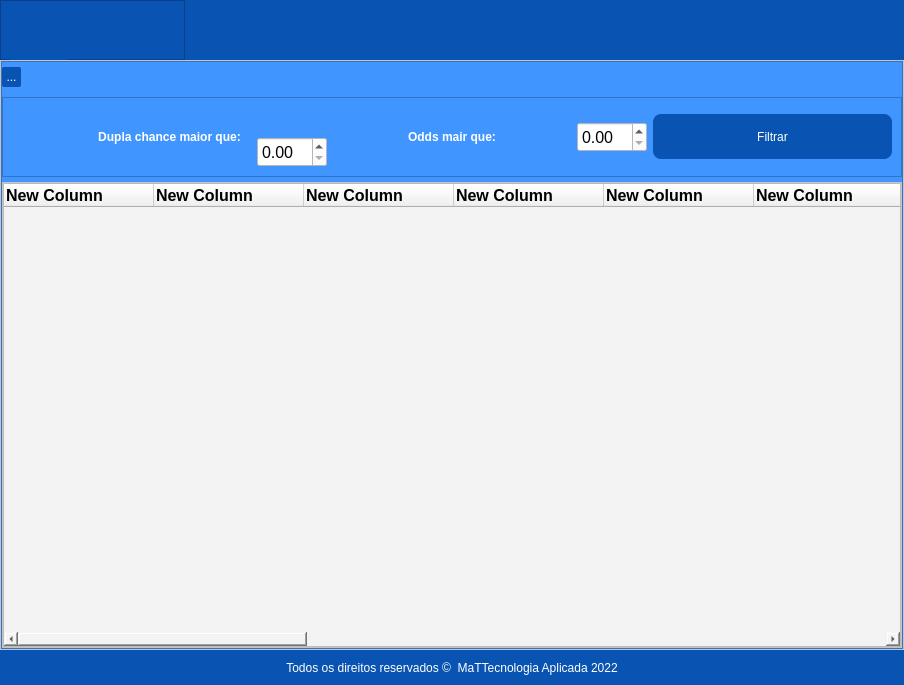
Old version of the form ui_forms/ui_main.ui in the repository mateuscosta27/WebScraping.
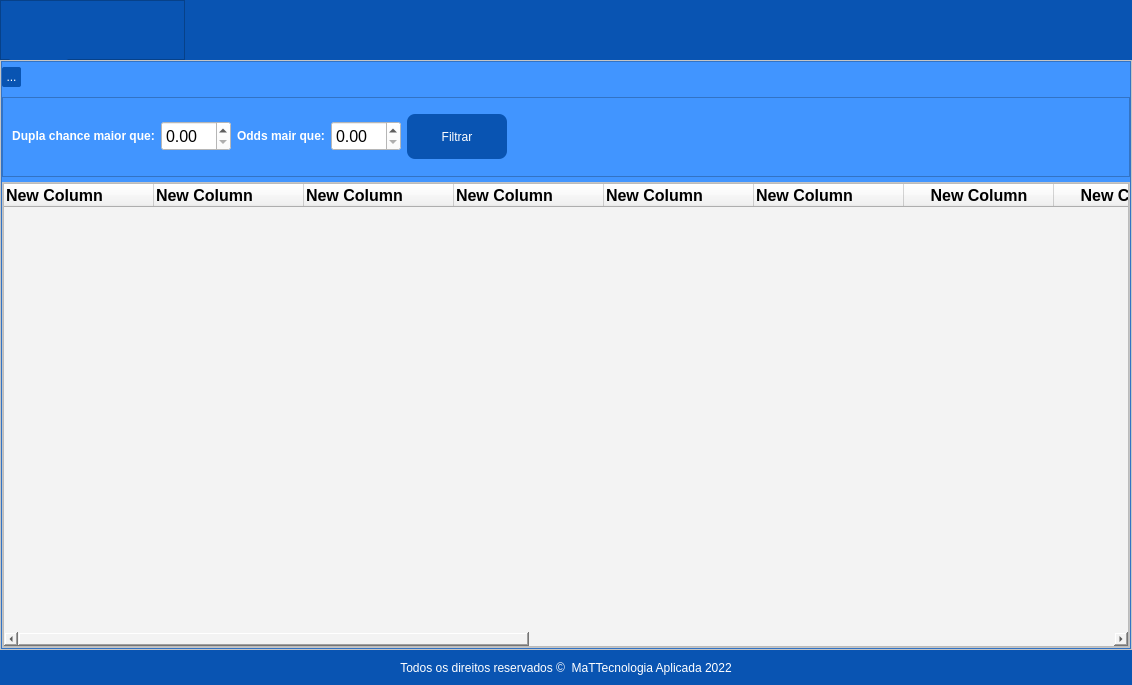
New version of the form. Icons and pictures are not drawn.

```diff
--- a/ui_forms/ui_main.ui
+++ b/ui_forms/ui_main.ui
@@ -9,7 +9,7 @@
    <rect>
     <x>0</x>
     <y>0</y>
-    <width>904</width>
+    <width>1132</width>
     <height>685</height>
    </rect>
   </property>
@@ -2899,7 +2899,7 @@
                          <property name="minimumSize">
                           <size>
                            <width>0</width>
-                           <height>80</height>
+                           <height>0</height>
                           </size>
                          </property>
                          <property name="maximumSize">
@@ -2918,7 +2918,7 @@
                           <enum>QFrame::Raised</enum>
                          </property>
                          <layout class="QGridLayout" name="gridLayout_3">
-                          <item row="0" column="0" rowspan="2" colspan="2">
+                          <item row="0" column="0">
                            <widget class="QLabel" name="lb_comb_double">
                             <property name="minimumSize">
                              <size>
@@ -2941,7 +2941,33 @@
                             </property>
                            </widget>
                           </item>
-                          <item row="0" column="2" rowspan="2">
+                          <item row="0" column="1">
+                           <widget class="QDoubleSpinBox" name="spin_double">
+                            <property name="minimumSize">
+                             <size>
+                              <width>70</width>
+                              <height>30</height>
+                             </size>
+                            </property>
+                            <property name="maximumSize">
+                             <size>
+                              <width>70</width>
+                              <height>30</height>
+                             </size>
+                            </property>
+                            <property name="font">
+                             <font>
+                              <pointsize>12</pointsize>
+                              <weight>50</weight>
+                              <bold>false</bold>
+                             </font>
+                            </property>
+                            <property name="styleSheet">
+                             <string notr="true">background-color: rgb(255, 255, 255);</string>
+                            </property>
+                           </widget>
+                          </item>
+                          <item row="0" column="2">
                            <widget class="QLabel" name="lb_comb_oods">
                             <property name="minimumSize">
                              <size>
@@ -2964,7 +2990,7 @@
                             </property>
                            </widget>
                           </item>
-                          <item row="0" column="3" rowspan="2">
+                          <item row="0" column="3">
                            <widget class="QDoubleSpinBox" name="spin_odds">
                             <property name="minimumSize">
                              <size>
@@ -2990,7 +3016,7 @@
                             </property>
                            </widget>
                           </item>
-                          <item row="0" column="4" rowspan="2">
+                          <item row="0" column="4">
                            <widget class="QPushButton" name="btn_filter">
                             <property name="minimumSize">
                              <size>
@@ -3038,31 +3064,18 @@
                             </property>
                            </widget>
                           </item>
-                          <item row="1" column="1">
-                           <widget class="QDoubleSpinBox" name="spin_double">
-                            <property name="minimumSize">
-                             <size>
-                              <width>70</width>
-                              <height>30</height>
-                             </size>
+                          <item row="0" column="5">
+                           <spacer name="horizontalSpacer_6">
+                            <property name="orientation">
+                             <enum>Qt::Horizontal</enum>
                             </property>
-                            <property name="maximumSize">
+                            <property name="sizeHint" stdset="0">
                              <size>
-                              <width>70</width>
-                              <height>30</height>
+                              <width>420</width>
+                              <height>20</height>
                              </size>
                             </property>
-                            <property name="font">
-                             <font>
-                              <pointsize>12</pointsize>
-                              <weight>50</weight>
-                              <bold>false</bold>
-                             </font>
-                            </property>
-                            <property name="styleSheet">
-                             <string notr="true">background-color: rgb(255, 255, 255);</string>
-                            </property>
-                           </widget>
+                           </spacer>
                           </item>
                          </layout>
                         </widget>
```
